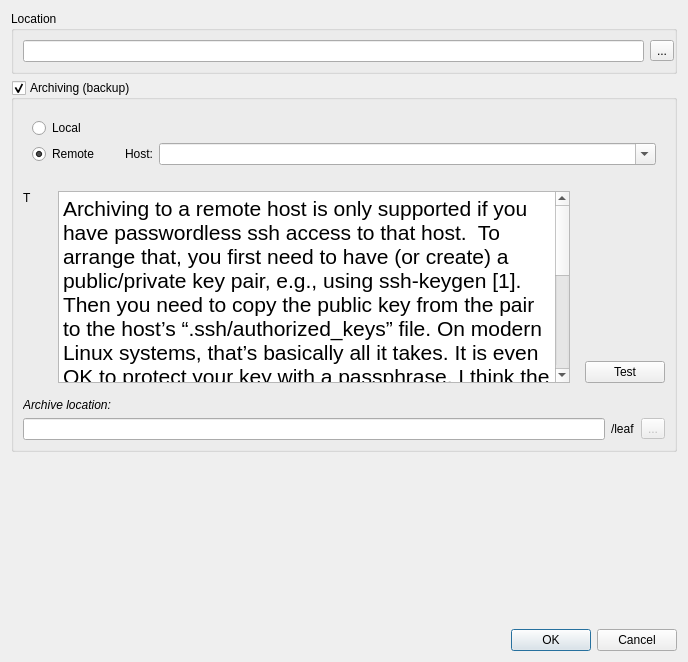
Before: the Qt Designer form src/App/NewBookDialog.ui in wagenadl/notedeln, drawn with Qt 5.
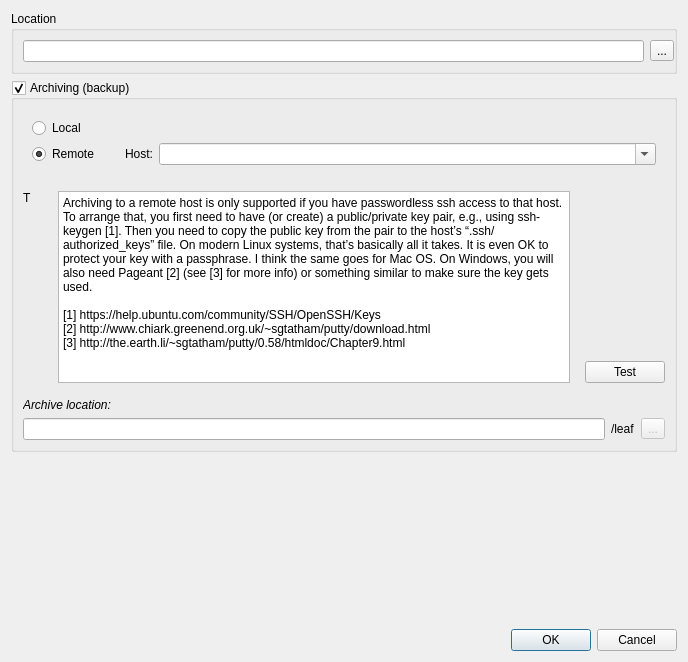
After: the same form once the commit is applied.

Commit message: Text in clone and new book dialogs now uniform size

The edit to the form file:
```diff
--- a/src/App/NewBookDialog.ui
+++ b/src/App/NewBookDialog.ui
@@ -244,7 +244,7 @@
             <string>&lt;!DOCTYPE HTML PUBLIC &quot;-//W3C//DTD HTML 4.0//EN&quot; &quot;http://www.w3.org/TR/REC-html40/strict.dtd&quot;&gt;
 &lt;html&gt;&lt;head&gt;&lt;meta name=&quot;qrichtext&quot; content=&quot;1&quot; /&gt;&lt;style type=&quot;text/css&quot;&gt;
 p, li { white-space: pre-wrap; }
-&lt;/style&gt;&lt;/head&gt;&lt;body style=&quot; font-family:'Sans'; font-size:16pt; font-weight:400; font-style:normal;&quot;&gt;
+&lt;/style&gt;&lt;/head&gt;&lt;body&gt;
 &lt;p style=&quot; margin-top:0px; margin-bottom:0px; margin-left:0px; margin-right:0px; -qt-block-indent:0; text-indent:0px;&quot;&gt;Archiving to a remote host is only supported if you have passwordless ssh access to that host.  To arrange that, you first need to have (or create) a public/private key pair, e.g., using ssh-keygen [1]. Then you need to copy the public key from the pair to the host’s “.ssh/authorized_keys” file. On modern Linux systems, that’s basically all it takes. It is even OK to protect your key with a passphrase. I think the same goes for Mac OS. On Windows, you will also need Pageant [2] (see [3] for more info) or something similar to make sure the key gets used.&lt;/p&gt;
 &lt;p style=&quot;-qt-paragraph-type:empty; margin-top:0px; margin-bottom:0px; margin-left:0px; margin-right:0px; -qt-block-indent:0; text-indent:0px;&quot;&gt;&lt;br /&gt;&lt;/p&gt;
 &lt;p style=&quot; margin-top:0px; margin-bottom:0px; margin-left:0px; margin-right:0px; -qt-block-indent:0; text-indent:0px;&quot;&gt;[1] https://help.ubuntu.com/community/SSH/OpenSSH/Keys&lt;/p&gt;
```
The commit also changes 1 other file.
